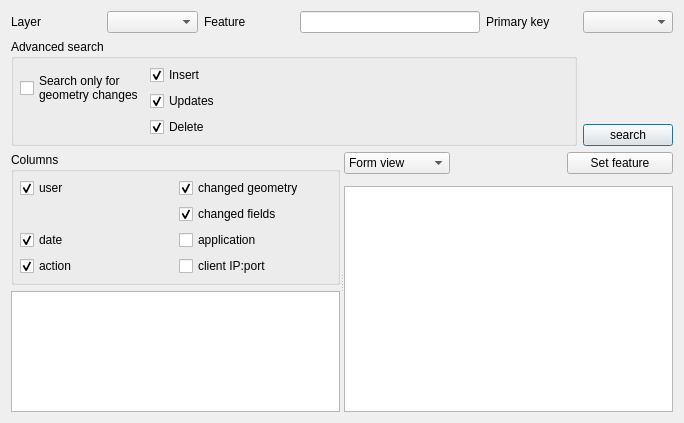
Old version of the form ui/ui_showhistory.ui in the repository 3nids/postgres91plusauditor.
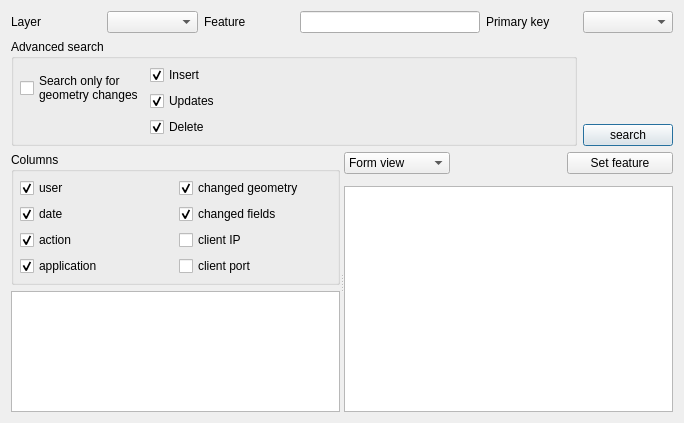
New version of the form. Custom widgets are drawn as their Qt base class.

Commit message: separate ip and port in columns

Patch:
```diff
--- a/ui/ui_showhistory.ui
+++ b/ui/ui_showhistory.ui
@@ -186,37 +186,17 @@
             </property>
            </widget>
           </item>
-          <item row="4" column="0">
-           <widget class="QCheckBox" name="displayColumnAction">
-            <property name="text">
-             <string>action</string>
-            </property>
-            <property name="checked">
-             <bool>true</bool>
-            </property>
-           </widget>
-          </item>
-          <item row="3" column="0">
-           <widget class="QCheckBox" name="displayColumnDate">
-            <property name="text">
-             <string>date</string>
-            </property>
-            <property name="checked">
-             <bool>true</bool>
-            </property>
-           </widget>
-          </item>
           <item row="3" column="1">
-           <widget class="QCheckBox" name="displayColumnApplication">
-            <property name="text">
-             <string>application</string>
-            </property>
-           </widget>
-          </item>
-          <item row="4" column="1">
            <widget class="QCheckBox" name="displayColumnClientIP">
             <property name="text">
-             <string>client IP:port</string>
+             <string>client IP</string>
+            </property>
+           </widget>
+          </item>
+          <item row="4" column="1">
+           <widget class="QCheckBox" name="displayColumnClientPort">
+            <property name="text">
+             <string>client port</string>
             </property>
            </widget>
           </item>
@@ -240,6 +220,36 @@
             </property>
            </widget>
           </item>
+          <item row="1" column="0">
+           <widget class="QCheckBox" name="displayColumnDate">
+            <property name="text">
+             <string>date</string>
+            </property>
+            <property name="checked">
+             <bool>true</bool>
+            </property>
+           </widget>
+          </item>
+          <item row="3" column="0">
+           <widget class="QCheckBox" name="displayColumnAction">
+            <property name="text">
+             <string>action</string>
+            </property>
+            <property name="checked">
+             <bool>true</bool>
+            </property>
+           </widget>
+          </item>
+          <item row="4" column="0">
+           <widget class="QCheckBox" name="displayColumnApplication">
+            <property name="text">
+             <string>application</string>
+            </property>
+            <property name="checked">
+             <bool>true</bool>
+            </property>
+           </widget>
+          </item>
          </layout>
         </widget>
        </item>
```
The commit also changes 2 other files.
